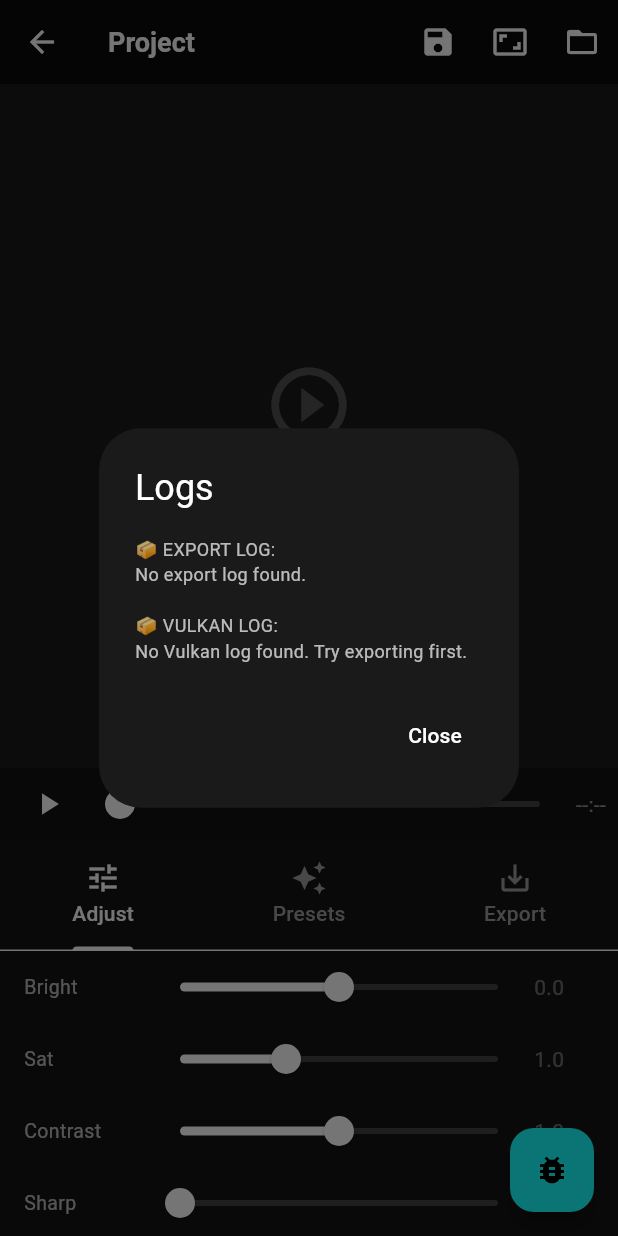
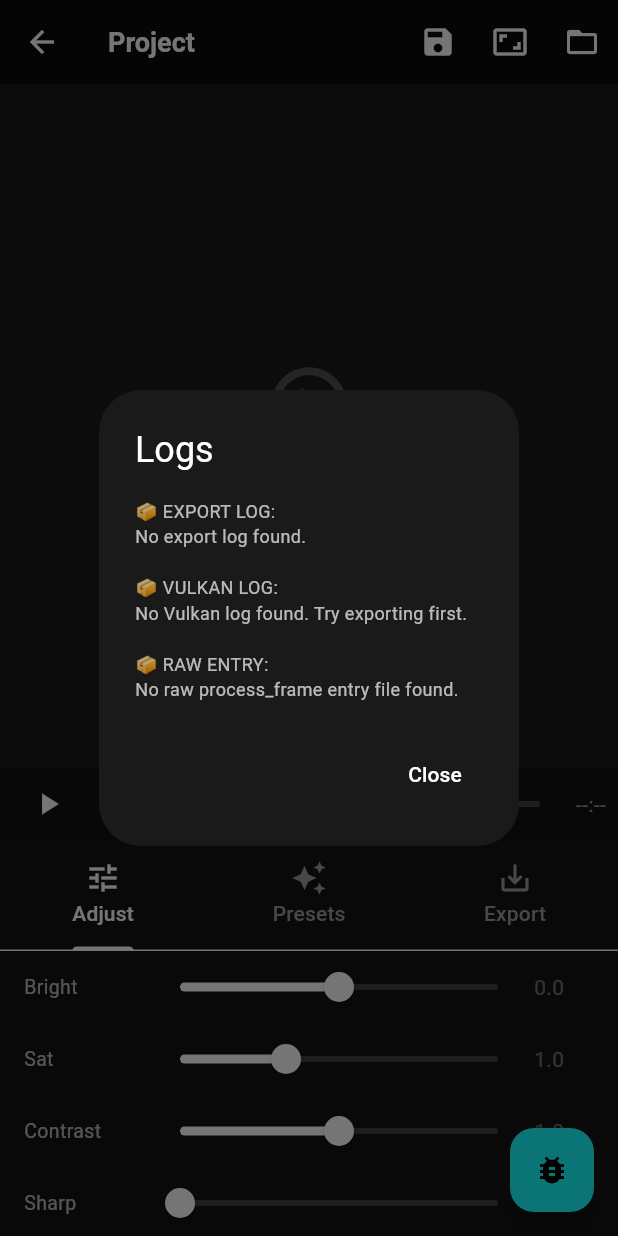
Before and after one commit to CringeKiddo/aereality, a Flutter app: the ProjectScreen screen opened directly, after a tap on the "bug report" icon, on a phone screen of 412 x 824 dp. Run offline on Flutter 3.47's test engine with Material 3 defaults, Android fonts, the phone set to English and light mode, and no system bars; our stand-ins replace file_picker, video_player; missing offline and left inert: dart:ffi, ffmpeg_kit_flutter_new_min_gpl.

Commit message:
Update main.dart

```diff
--- a/lib/main.dart
+++ b/lib/main.dart
@@ -583,7 +583,7 @@ class _ProjectScreenState extends State<ProjectScreen> with SingleTickerProvider
     }
   }
 
-  // ✅ UPDATED _showLog – reads both export_log.txt AND vulkan_log.txt
+  // ✅ UPDATED _showLog – reads export_log, vulkan_log, AND raw process_frame file
   Future<void> _showLog() async {
     try {
       final docsDir = await getApplicationDocumentsDirectory();
@@ -591,9 +591,11 @@ class _ProjectScreenState extends State<ProjectScreen> with SingleTickerProvider
 
       final exportLogFile = File('${docsDir.path}/export_log.txt');
       final vulkanLogFile = File('${tempDir.path}/vulkan_log.txt');
+      final rawFile = File('${tempDir.path}/process_frame_enter.txt');
 
       String exportContent = '';
       String vulkanContent = '';
+      String rawContent = '';
 
       if (await exportLogFile.exists()) {
         exportContent = await exportLogFile.readAsString();
@@ -607,7 +609,13 @@ class _ProjectScreenState extends State<ProjectScreen> with SingleTickerProvider
         vulkanContent = 'No Vulkan log found. Try exporting first.';
       }
 
-      final fullLog = '📦 EXPORT LOG:\n$exportContent\n\n📦 VULKAN LOG:\n$vulkanContent';
+      if (await rawFile.exists()) {
+        rawContent = await rawFile.readAsString();
+      } else {
+        rawContent = 'No raw process_frame entry file found.';
+      }
+
+      final fullLog = '📦 EXPORT LOG:\n$exportContent\n\n📦 VULKAN LOG:\n$vulkanContent\n\n📦 RAW ENTRY:\n$rawContent';
 
       showDialog(
         context: context,
@@ -1113,13 +1121,11 @@ class _ProjectScreenState extends State<ProjectScreen> with SingleTickerProvider
     final logFile = File('${(await getApplicationDocumentsDirectory()).path}/export_log.txt');
     await logFile.writeAsString('🟢 Export started at ${DateTime.now()}\n', mode: FileMode.append);
 
-    // ---- Create notifiers ----
     final progressNotifier = ValueNotifier<double>(0.0);
     final statusNotifier = ValueNotifier<String>('Initializing...');
     final etaNotifier = ValueNotifier<String>('--:--');
     final stopwatch = Stopwatch();
 
-    // ---- Show the dialog (non-blocking) ----
     BuildContext? dialogContext;
     showDialog(
       context: context,
@@ -1157,11 +1163,9 @@ class _ProjectScreenState extends State<ProjectScreen> with SingleTickerProvider
       },
     );
 
-    // ---- Now run the actual export ----
     try {
       await logFile.writeAsString('✅ Step 1: Dialog shown\n', mode: FileMode.append);
 
-      // ---- Checks ----
       if (_controller == null) {
         await logFile.writeAsString('❌ _controller is null\n', mode: FileMode.append);
         if (dialogContext != null) Navigator.pop(dialogContext!);
@@ -1192,7 +1196,6 @@ class _ProjectScreenState extends State<ProjectScreen> with SingleTickerProvider
       }
       await logFile.writeAsString('✅ Step 4: Shader loaded\n', mode: FileMode.append);
 
-      // ---- Actual export ----
       final dir = await getTemporaryDirectory();
       final videoPath = _currentVideoPath!;
       await logFile.writeAsString('✅ Step 5: Using video path: $videoPath\n', mode: FileMode.append);
@@ -1219,7 +1222,6 @@ class _ProjectScreenState extends State<ProjectScreen> with SingleTickerProvider
       if (frameFiles.isEmpty) throw Exception('No frames extracted.');
       await logFile.writeAsString('✅ Step 8: Frame list size: ${frameFiles.length}\n', mode: FileMode.append);
 
-      // ---- Process frames ----
       final totalFrames = frameFiles.length;
       int processedFrames = 0;
       stopwatch.start();
@@ -1251,7 +1253,6 @@ class _ProjectScreenState extends State<ProjectScreen> with SingleTickerProvider
               final rawInput = decoded.data!.buffer.asUint8List();
               await logFile.writeAsString('🔧 Calling processImage for frame $processedFrames\n', mode: FileMode.append);
 
-              // ✅ TIMEOUT: processImage must return within 30 seconds
               final outputRaw = await Future(() => processImage(rawInput, decoded.width, decoded.height))
                   .timeout(const Duration(seconds: 30),
                       onTimeout: () => throw Exception('processImage timed out after 30s'));
@@ -1312,7 +1313,6 @@ class _ProjectScreenState extends State<ProjectScreen> with SingleTickerProvider
       stopwatch.stop();
       await logFile.writeAsString('✅ Step 9: Frames processed\n', mode: FileMode.append);
 
-      // ---- Encode ----
       statusNotifier.value = 'Encoding 8-bit SDR video...';
       final targetFps = int.parse(fps.replaceAll('fps', ''));
       final silentOutputPath = '${dir.path}/silent_video_${DateTime.now().millisecondsSinceEpoch}.mp4';
@@ -1339,7 +1339,6 @@ class _ProjectScreenState extends State<ProjectScreen> with SingleTickerProvider
       }
       await logFile.writeAsString('✅ Step 10: Encoding done\n', mode: FileMode.append);
 
-      // ---- Audio ----
       statusNotifier.value = 'Extracting audio...';
       final audioPath = '${dir.path}/extracted_audio.aac';
       final audioCmd = '-i "$videoPath" -vn -acodec copy "$audioPath"';
@@ -1349,7 +1348,6 @@ class _ProjectScreenState extends State<ProjectScreen> with SingleTickerProvider
       }
       await logFile.writeAsString('✅ Step 11: Audio extracted\n', mode: FileMode.append);
 
-      // ---- Mux ----
       statusNotifier.value = 'Muxing audio and video...';
       final finalOutputPath = '${dir.path}/final_export_${DateTime.now().millisecondsSinceEpoch}.mp4';
       final muxCmd = '-i "$silentOutputPath" -i "$audioPath" -c copy -shortest "$finalOutputPath"';
@@ -1359,19 +1357,16 @@ class _ProjectScreenState extends State<ProjectScreen> with SingleTickerProvider
       }
       await logFile.writeAsString('✅ Step 12: Muxing done\n', mode: FileMode.append);
 
-      // ---- Save final ----
       final docsDir = await getApplicationDocumentsDirectory();
       final finalFile = File('${docsDir.path}/AEReality_Export_${DateTime.now().millisecondsSinceEpoch}.mp4');
       await File(finalOutputPath).copy(finalFile.path);
       await logFile.writeAsString('✅ Step 13: Final file saved: ${finalFile.path}\n', mode: FileMode.append);
 
-      // ---- Cleanup ----
       await framesDir.delete(recursive: true);
       await processedDir.delete(recursive: true);
       try { await File(audioPath).delete(); } catch (_) {}
       try { await File(silentOutputPath).delete(); } catch (_) {}
 
-      // ---- Close dialog and show success ----
       if (dialogContext != null) Navigator.pop(dialogContext!);
       if (mounted) {
         ScaffoldMessenger.of(context).showSnackBar(
@@ -1404,4 +1399,4 @@ class _ProjectScreenState extends State<ProjectScreen> with SingleTickerProvider
     cleanupVulkan();
     super.dispose();
   }
-}   // ✅ class closing brace
+}
```
